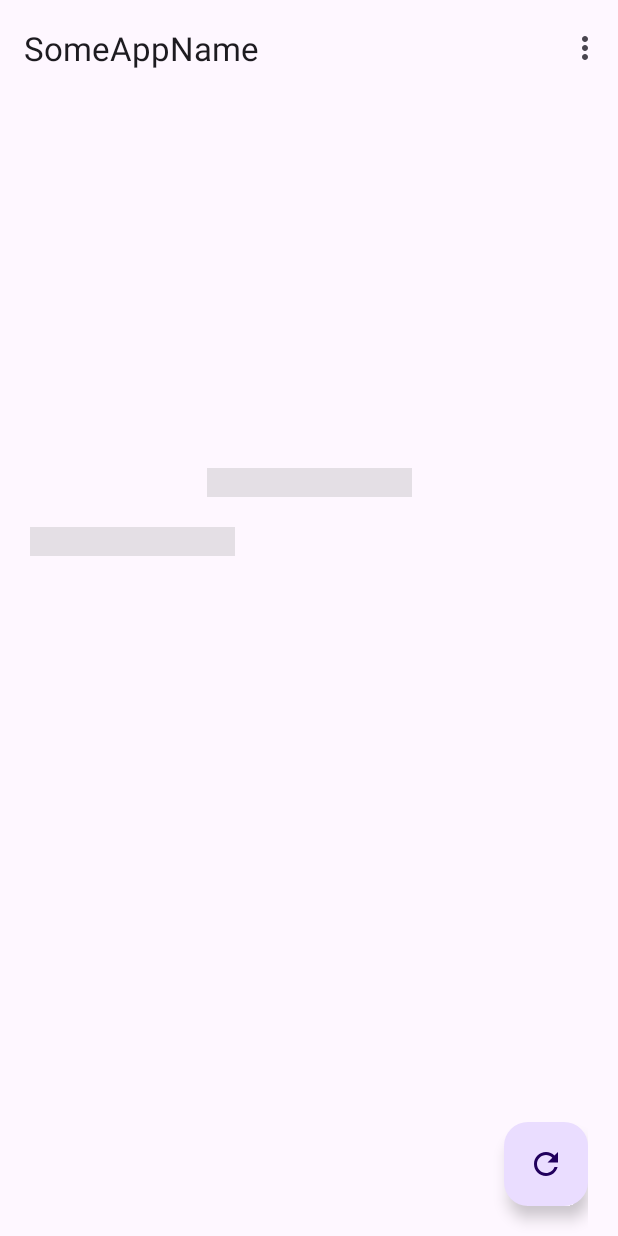
After one commit to azartx/PdpSandbox, an Android app: the fragment PatternsFragment placed in its activity, on a phone screen of 412 x 824 dp. The commit adds this screen. Run offline under Robolectric (Android 15) with nearby library versions, the phone set to English and light mode, and no system bars; our stand-ins replace paging; pictures from the network do not load.

Commit message:
design patterns

```diff
--- a/app/build.gradle.kts
+++ b/app/build.gradle.kts
@@ -64,6 +64,7 @@ dependencies {
     implementation(libs.google.material)
     implementation(libs.paging.common)
     implementation(libs.airbnb.lottie)
+    implementation(libs.bumptech.glide)
     testImplementation("junit:junit:4.13.2")
     androidTestImplementation("androidx.test.ext:junit:1.1.5")
     androidTestImplementation("androidx.test.espresso:espresso-core:3.5.1")
--- a/app/src/main/AndroidManifest.xml
+++ b/app/src/main/AndroidManifest.xml
@@ -2,6 +2,8 @@
 <manifest
     xmlns:android="http://schemas.android.com/apk/res/android"
     xmlns:tools="http://schemas.android.com/tools">
+
+    <uses-permission android:name="android.permission.INTERNET" />
 
     <application
         android:allowBackup="true"
--- a/app/src/main/java/com/skaskasian/pdpsandbox/MainActivity.kt
+++ b/app/src/main/java/com/skaskasian/pdpsandbox/MainActivity.kt
@@ -12,6 +12,7 @@ import com.skaskasian.pdpsandbox.presentation.screens.drawableanimations.ImageAn
 import com.skaskasian.pdpsandbox.presentation.screens.lottieanima.LottieAnimFragment
 import com.skaskasian.pdpsandbox.presentation.screens.motionlayoutanim.MotionLayoutAnimationFragment
 import com.skaskasian.pdpsandbox.presentation.screens.motionlayoutanim.MotionLayoutFragmentsChangingFragment
+import com.skaskasian.pdpsandbox.presentation.screens.patterns.PatternsFragment
 
 class MainActivity : AppCompatActivity() {
 
@@ -39,6 +40,7 @@ class MainActivity : AppCompatActivity() {
             R.id.action_motion_layout -> navigate<MotionLayoutAnimationFragment>()
             R.id.action_motion_layout2 -> navigate<MotionLayoutFragmentsChangingFragment>()
             R.id.action_lottie_anim -> navigate<LottieAnimFragment>()
+            R.id.action_patterns -> navigate<PatternsFragment>()
             else -> super.onOptionsItemSelected(item)
         }
     }
--- /dev/null
+++ b/app/src/main/java/com/skaskasian/pdpsandbox/presentation/screens/patterns/PatternsFragment.kt
@@ -0,0 +1,81 @@
+package com.skaskasian.pdpsandbox.presentation.screens.patterns
+
+import android.os.Bundle
+import android.view.LayoutInflater
+import android.view.View
+import android.view.ViewGroup
+import android.widget.Toast
+import androidx.fragment.app.Fragment
+import androidx.lifecycle.Lifecycle
+import androidx.lifecycle.ViewModelProvider
+import androidx.lifecycle.lifecycleScope
+import androidx.lifecycle.repeatOnLifecycle
+import com.bumptech.glide.Glide
+import com.bumptech.glide.RequestManager
+import com.skaskasian.pdpsandbox.databinding.FragmentPatternsBinding
+import com.skaskasian.pdpsandbox.presentation.screens.patterns.model.LandingModel
+import com.skaskasian.pdpsandbox.presentation.screens.patterns.state.PatternsScreenState
+import kotlinx.coroutines.flow.collectLatest
+import kotlinx.coroutines.launch
+
+// Декоратор в виде делегата для анимирования скелетона текста
+class PatternsFragment : Fragment(), StringSkeletonDelegate by StringSkeletonDelegateImpl() {
+
+    private var binding: FragmentPatternsBinding? = null
+    private val viewModel by lazy { ViewModelProvider(this)[PatternsViewModel::class.java] }
+
+    private lateinit var glide: RequestManager
+
+    override fun onCreateView(inflater: LayoutInflater, container: ViewGroup?, savedInstanceState: Bundle?): View {
+        return FragmentPatternsBinding.inflate(layoutInflater)
+            .apply {
+                binding = this
+                glide = Glide.with(this@PatternsFragment)
+                bindViews(listOf(textviewTitle, textviewContent))
+            }
+            .root
+    }
+
+    override fun onViewCreated(view: View, savedInstanceState: Bundle?) {
+        viewLifecycleOwner.lifecycleScope.launch {
+            repeatOnLifecycle(Lifecycle.State.CREATED) {
+                viewModel.screenState.collectLatest(::onScreenStateReceived)
+            }
+        }
+
+        binding?.fabUpdatePage?.setOnClickListener { viewModel.onRefreshLandingClicked() }
+    }
+
+    private fun onScreenStateReceived(state: PatternsScreenState) {
+        when (state) {
+            is PatternsScreenState.Loading -> showLoadingState()
+            is PatternsScreenState.Content -> showScreenContent(state.screenModel)
+            is PatternsScreenState.Error -> showErrorState(state.message)
+        }
+    }
+
+    private fun showLoadingState() {
+        applyTextSkeletons()
+    }
+
+    private fun showScreenContent(content: LandingModel) {
+        dismissTextSkeletons()
+
+        binding?.apply {
+            textviewTitle.text = content.title
+            textviewContent.text = content.description
+            glide.load(content.imageUrl).into(imageviewHeader)
+        }
+    }
+
+    private fun showErrorState(message: String) {
+        dismissTextSkeletons()
+        Toast.makeText(requireContext(), message, Toast.LENGTH_SHORT).show()
+    }
+
+    override fun onDestroyView() {
+        super.onDestroyView()
+        unbindViews()
+        binding = null
+    }
+}
--- /dev/null
+++ b/app/src/main/java/com/skaskasian/pdpsandbox/presentation/screens/patterns/PatternsViewModel.kt
@@ -0,0 +1,40 @@
+package com.skaskasian.pdpsandbox.presentation.screens.patterns
+
+import androidx.lifecycle.ViewModel
+import androidx.lifecycle.viewModelScope
+import com.skaskasian.pdpsandbox.presentation.screens.patterns.factory.LendingModelFactory
+import com.skaskasian.pdpsandbox.presentation.screens.patterns.state.PatternsScreenState
+import kotlinx.coroutines.delay
+import kotlinx.coroutines.flow.MutableStateFlow
+import kotlinx.coroutines.flow.asStateFlow
+import kotlinx.coroutines.launch
+
+class PatternsViewModel : ViewModel() {
+
+    // Поведенческий паттерн Состояние
+    private val _screenState = MutableStateFlow<PatternsScreenState>(PatternsScreenState.Loading)
+    val screenState = _screenState.asStateFlow()
+
+    private val landingFactory = LendingModelFactory()
+
+    init {
+        viewModelScope.launch {
+            delay(4000)
+            updateLanding()
+        }
+    }
+
+    fun onRefreshLandingClicked() {
+        if (_screenState.value == PatternsScreenState.Loading) return
+
+        viewModelScope.launch {
+            _screenState.emit(PatternsScreenState.Loading)
+            delay(4000)
+            updateLanding()
+        }
+    }
+
+    private suspend fun updateLanding() {
+        _screenState.emit(PatternsScreenState.Content(landingFactory.createRandomLanding()))
+    }
+}
--- /dev/null
+++ b/app/src/main/java/com/skaskasian/pdpsandbox/presentation/screens/patterns/StringSkeletonDelegate.kt
@@ -0,0 +1,64 @@
+package com.skaskasian.pdpsandbox.presentation.screens.patterns
+
+import android.animation.ValueAnimator
+import android.graphics.Color
+import android.text.SpannableStringBuilder
+import android.text.Spanned
+import android.text.style.BackgroundColorSpan
+import android.view.animation.Animation
+import android.widget.TextView
+
+interface StringSkeletonDelegate {
+
+    fun bindViews(views: List<TextView>)
+
+    fun unbindViews()
+
+    fun applyTextSkeletons()
+
+    fun dismissTextSkeletons()
+}
+
+class StringSkeletonDelegateImpl : StringSkeletonDelegate, ValueAnimator.AnimatorUpdateListener {
+
+    private val views: MutableList<TextView> = mutableListOf()
+
+    private val skeletonAnimator = ValueAnimator.ofInt(255, 0, 255).apply {
+        duration = 1500
+        repeatCount = Animation.INFINITE
+        addUpdateListener(this@StringSkeletonDelegateImpl)
+    }
+
+    private val spannableStringBuilder = SpannableStringBuilder("                                         ")
+
+    override fun bindViews(views: List<TextView>) {
+        this.views.addAll(views)
+    }
+
+    override fun unbindViews() {
+        dismissTextSkeletons()
+        views.clear()
+    }
+
+    override fun applyTextSkeletons() {
+        skeletonAnimator.start()
+    }
+
+    override fun dismissTextSkeletons() {
+        skeletonAnimator.cancel()
+    }
+
+    override fun onAnimationUpdate(animation: ValueAnimator) {
+        val alpha = animation.animatedValue as Int
+        views.forEach {
+            spannableStringBuilder.clearSpans()
+            spannableStringBuilder.setSpan(
+                BackgroundColorSpan(Color.argb(alpha,128, 128, 128)),
+                0,
+                spannableStringBuilder.length,
+                Spanned.SPAN_INCLUSIVE_EXCLUSIVE
+            )
+            it.text = spannableStringBuilder
+        }
+    }
+}
--- /dev/null
+++ b/app/src/main/java/com/skaskasian/pdpsandbox/presentation/screens/patterns/factory/LendingModelFactory.kt
@@ -0,0 +1,54 @@
+package com.skaskasian.pdpsandbox.presentation.screens.patterns.factory
+
+import com.skaskasian.pdpsandbox.presentation.screens.patterns.model.LandingModel
+import com.skaskasian.pdpsandbox.utils.cloneTimes
+
+class LendingModelFactory {
+
+    private val titles = listOf(
+        "Some title 1",
+        "Some title 2",
+        "Some title 3",
+        "Some title 4",
+        "Some title 5",
+        "Some title 6",
+        "Some title 7",
+        "Some title 8",
+        "Some title 9",
+        "Some title 10"
+    )
+
+    private val descriptions = listOf(
+        "Some description 1".cloneTimes(10),
+        "Some description 2".cloneTimes(10),
+        "Some description 3".cloneTimes(10),
+        "Some description 4".cloneTimes(10),
+        "Some description 5".cloneTimes(10),
+        "Some description 6".cloneTimes(10),
+        "Some description 7".cloneTimes(10),
+        "Some description 8".cloneTimes(10),
+        "Some description 9".cloneTimes(10),
+        "Some description 10".cloneTimes(10)
+    )
+
+    private val imageUrls = listOf(
+        "https://refactoring.guru/images/patterns/cards/chain-of-responsibility-mini.png",
+        "https://refactoring.guru/images/patterns/cards/command-mini.png",
+        "https://refactoring.guru/images/patterns/cards/iterator-mini.png",
+        "https://refactoring.guru/images/patterns/cards/mediator-mini.png",
+        "https://refactoring.guru/images/patterns/cards/memento-mini.png",
+        "https://refactoring.guru/images/patterns/cards/observer-mini.png",
+        "https://refactoring.guru/images/patterns/cards/state-mini.png",
+        "https://refactoring.guru/images/patterns/cards/strategy-mini.png",
+        "https://refactoring.guru/images/patterns/cards/template-method-mini.png",
+        "https://refactoring.guru/images/patterns/cards/visitor-mini.png",
+    )
+
+    fun createRandomLanding(): LandingModel {
+        return LandingModel(
+            imageUrl = imageUrls.random(),
+            title = titles.random(),
+            description = descriptions.random()
+        )
+    }
+}
--- /dev/null
+++ b/app/src/main/java/com/skaskasian/pdpsandbox/presentation/screens/patterns/model/LandingModel.kt
@@ -0,0 +1,7 @@
+package com.skaskasian.pdpsandbox.presentation.screens.patterns.model
+
+data class LandingModel(
+    val imageUrl: String,
+    val title: String,
+    val description: String
+)
--- /dev/null
+++ b/app/src/main/java/com/skaskasian/pdpsandbox/presentation/screens/patterns/state/PatternsScreenState.kt
@@ -0,0 +1,12 @@
+package com.skaskasian.pdpsandbox.presentation.screens.patterns.state
+
+import com.skaskasian.pdpsandbox.presentation.screens.patterns.model.LandingModel
+
+sealed interface PatternsScreenState {
+
+    data object Loading : PatternsScreenState
+
+    data class Content(val screenModel: LandingModel) : PatternsScreenState
+
+    data class Error(val message: String) : PatternsScreenState
+}
--- a/app/src/main/java/com/skaskasian/pdpsandbox/utils/Ext.kt
+++ b/app/src/main/java/com/skaskasian/pdpsandbox/utils/Ext.kt
@@ -5,3 +5,9 @@ import androidx.paging.LoadState
 fun LoadState.errorOrNull(): LoadState.Error? {
     return this as? LoadState.Error
 }
+
+fun String.cloneTimes(times: Int, separator: String = ", "): String {
+    var result = this
+    (0..times).forEach { _ -> result += "$separator$this" }
+    return result
+}
--- /dev/null
+++ b/app/src/main/res/drawable/ic_refresh.xml
@@ -0,0 +1,5 @@
+<vector android:height="24dp" android:tint="#000000"
+    android:viewportHeight="24" android:viewportWidth="24"
+    android:width="24dp" xmlns:android="http://schemas.android.com/apk/res/android">
+    <path android:fillColor="@android:color/white" android:pathData="M17.65,6.35C16.2,4.9 14.21,4 12,4c-4.42,0 -7.99,3.58 -7.99,8s3.57,8 7.99,8c3.73,0 6.84,-2.55 7.73,-6h-2.08c-0.82,2.33 -3.04,4 -5.65,4 -3.31,0 -6,-2.69 -6,-6s2.69,-6 6,-6c1.66,0 3.14,0.69 4.22,1.78L13,11h7V4l-2.35,2.35z"/>
+</vector>
--- /dev/null
+++ b/app/src/main/res/layout/fragment_patterns.xml
@@ -0,0 +1,48 @@
+<?xml version="1.0" encoding="utf-8"?>
+<androidx.constraintlayout.widget.ConstraintLayout
+    xmlns:android="http://schemas.android.com/apk/res/android"
+    xmlns:app="http://schemas.android.com/apk/res-auto"
+    xmlns:tools="http://schemas.android.com/tools"
+    android:layout_width="match_parent"
+    android:layout_height="match_parent"
+    android:orientation="vertical"
+    android:paddingHorizontal="20dp">
+
+    <ImageView
+        android:id="@+id/imageview_header"
+        android:layout_width="match_parent"
+        android:layout_height="0dp"
+        android:contentDescription="@null"
+        app:layout_constraintBottom_toTopOf="@id/textview_title"
+        app:layout_constraintHeight_percent="0.3"
+        app:layout_constraintTop_toTopOf="parent"
+        tools:src="@drawable/ic_launcher_foreground" />
+
+    <TextView
+        android:id="@+id/textview_title"
+        android:layout_width="match_parent"
+        android:layout_height="wrap_content"
+        android:layout_marginTop="20dp"
+        android:gravity="center_horizontal"
+        app:layout_constraintTop_toBottomOf="@id/imageview_header" />
+
+    <TextView
+        android:id="@+id/textview_content"
+        android:layout_width="match_parent"
+        android:layout_height="wrap_content"
+        android:layout_marginTop="20dp"
+        app:layout_constraintBottom_toBottomOf="parent"
+        app:layout_constraintTop_toBottomOf="@id/textview_title"
+        app:layout_constraintVertical_bias="0" />
+
+    <com.google.android.material.floatingactionbutton.FloatingActionButton
+        android:id="@+id/fab_update_page"
+        android:layout_width="wrap_content"
+        android:layout_height="wrap_content"
+        android:layout_marginBottom="20dp"
+        android:contentDescription="@null"
+        android:src="@drawable/ic_refresh"
+        app:layout_constraintBottom_toBottomOf="parent"
+        app:layout_constraintEnd_toEndOf="parent" />
+
+</androidx.constraintlayout.widget.ConstraintLayout>
--- a/app/src/main/res/menu/menu_main.xml
+++ b/app/src/main/res/menu/menu_main.xml
@@ -32,4 +32,9 @@
         android:id="@+id/action_lottie_anim"
         android:title="Lottie animations"
         app:showAsAction="never" />
+
+    <item
+        android:id="@+id/action_patterns"
+        android:title="Design Patterns"
+        app:showAsAction="never" />
 </menu>
--- a/gradle/libs.versions.toml
+++ b/gradle/libs.versions.toml
@@ -8,6 +8,7 @@ google-material = "1.11.0"
 androidx-room = "2.6.1"
 google-ksp = "1.9.20-1.0.14"
 airbnb-lottie = "6.3.0"
+bumptech-glide = "4.16.0"
 
 [libraries]
 paging-common = { module = "androidx.paging:paging-runtime", version.ref = "paging" }
@@ -19,6 +20,7 @@ androidx-roomKtx = { module = "androidx.room:room-ktx", version.ref = "androidx-
 androidx-roomCompiler = { module = "androidx.room:room-compiler", version.ref = "androidx-room" }
 android-gradlePlugin = { group = "com.android.tools.build", name = "gradle-api", version.ref = "android-agp" }
 airbnb-lottie = { module = "com.airbnb.android:lottie", version.ref = "airbnb-lottie" }
+bumptech-glide = { module = "com.github.bumptech.glide:glide", version.ref = "bumptech-glide" }
 
 [plugins]
 android-application = { id = "com.android.application", version.ref = "android-agp" }
```
